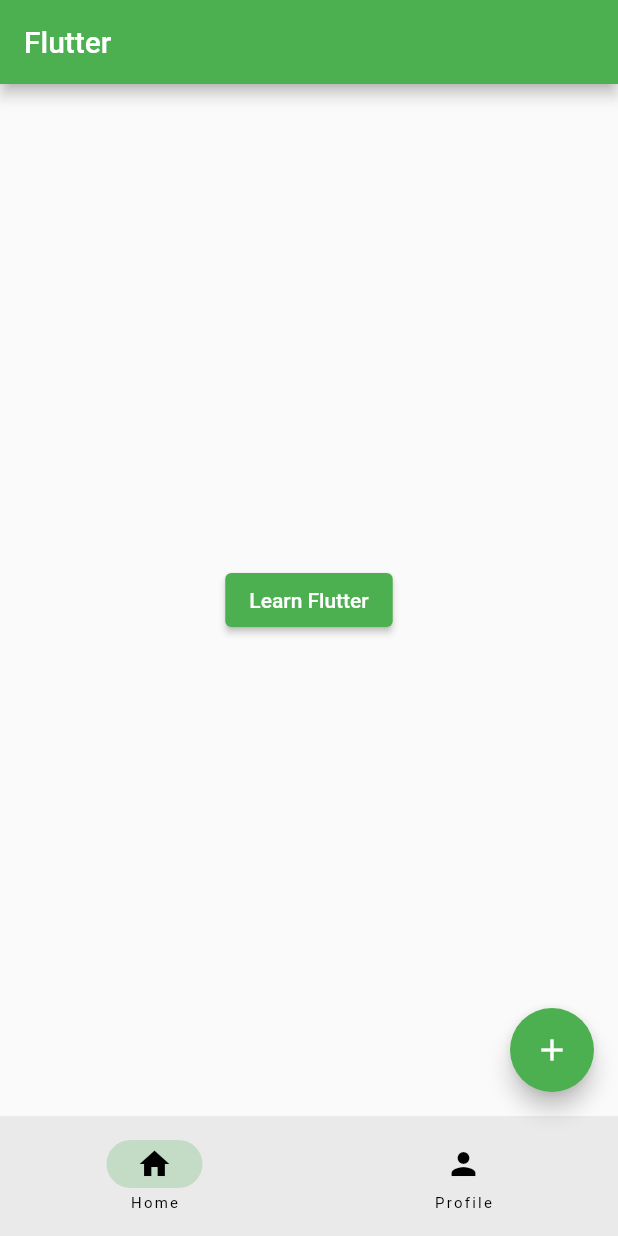
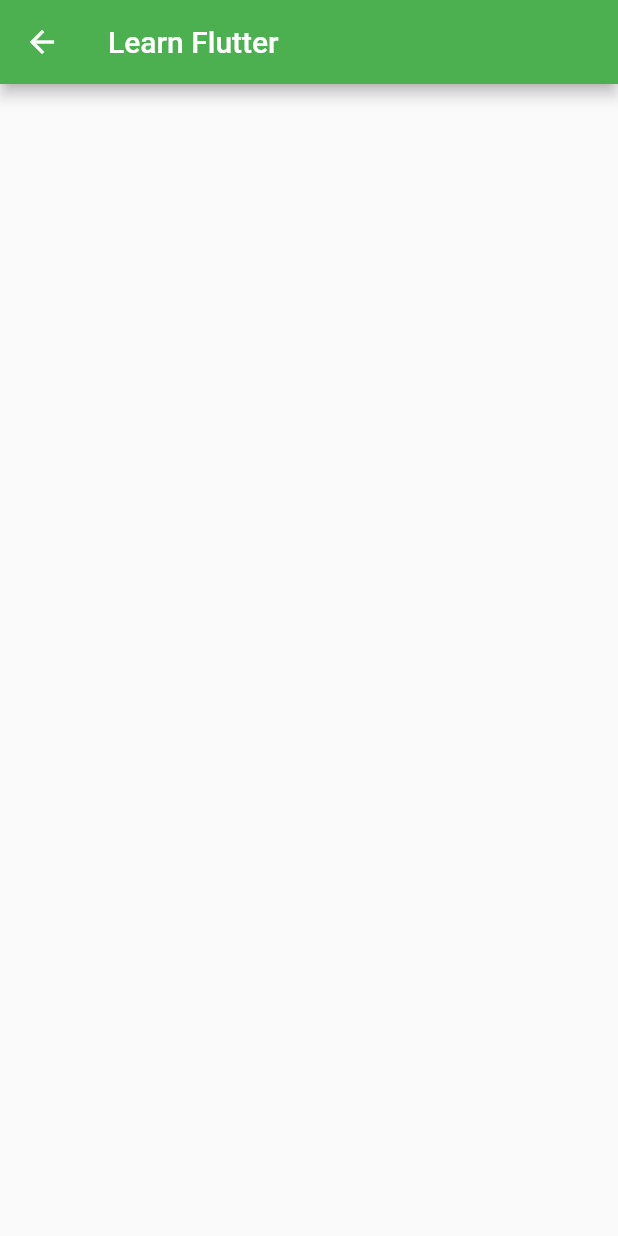
Before and after one commit to paulocf92/flutter_kickstart, a Flutter app: the screen it shows after launch, after a tap on "Learn Flutter", on a phone screen of 412 x 824 dp. Run offline on Flutter 3.47's test engine with Material 2 defaults, Android fonts, the phone set to English and light mode, and no system bars.

Commit message:
feat: add learn flutter page and navigation

```diff
--- a/lib/home_page.dart
+++ b/lib/home_page.dart
@@ -1,4 +1,5 @@
 import 'package:flutter/material.dart';
+import 'package:flutter_kickstart/learn_flutter_page.dart';
 
 class HomePage extends StatelessWidget {
   const HomePage({super.key});
@@ -7,7 +8,15 @@
   Widget build(BuildContext context) {
     return Center(
       child: ElevatedButton(
-        onPressed: () {},
+        onPressed: () {
+          Navigator.of(context).push(
+            MaterialPageRoute(
+              builder: (BuildContext context) {
+                return const LearnFlutterPage();
+              },
+            ),
+          );
+        },
         child: const Text('Learn Flutter'),
       ),
     );
--- /dev/null
+++ b/lib/learn_flutter_page.dart
@@ -0,0 +1,19 @@
+import 'package:flutter/material.dart';
+
+class LearnFlutterPage extends StatefulWidget {
+  const LearnFlutterPage({super.key});
+
+  @override
+  State<LearnFlutterPage> createState() => _LearnFlutterPageState();
+}
+
+class _LearnFlutterPageState extends State<LearnFlutterPage> {
+  @override
+  Widget build(BuildContext context) {
+    return Scaffold(
+      appBar: AppBar(
+        title: const Text('Learn Flutter'),
+      ),
+    );
+  }
+}
```
